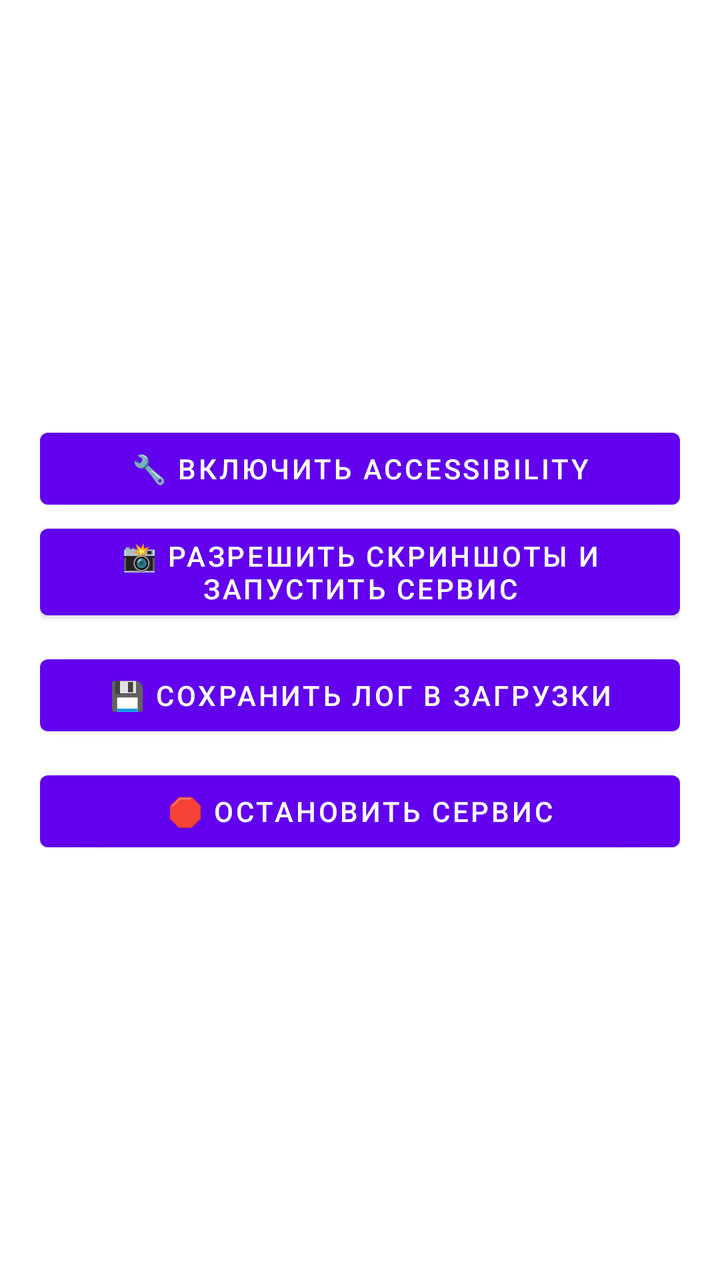
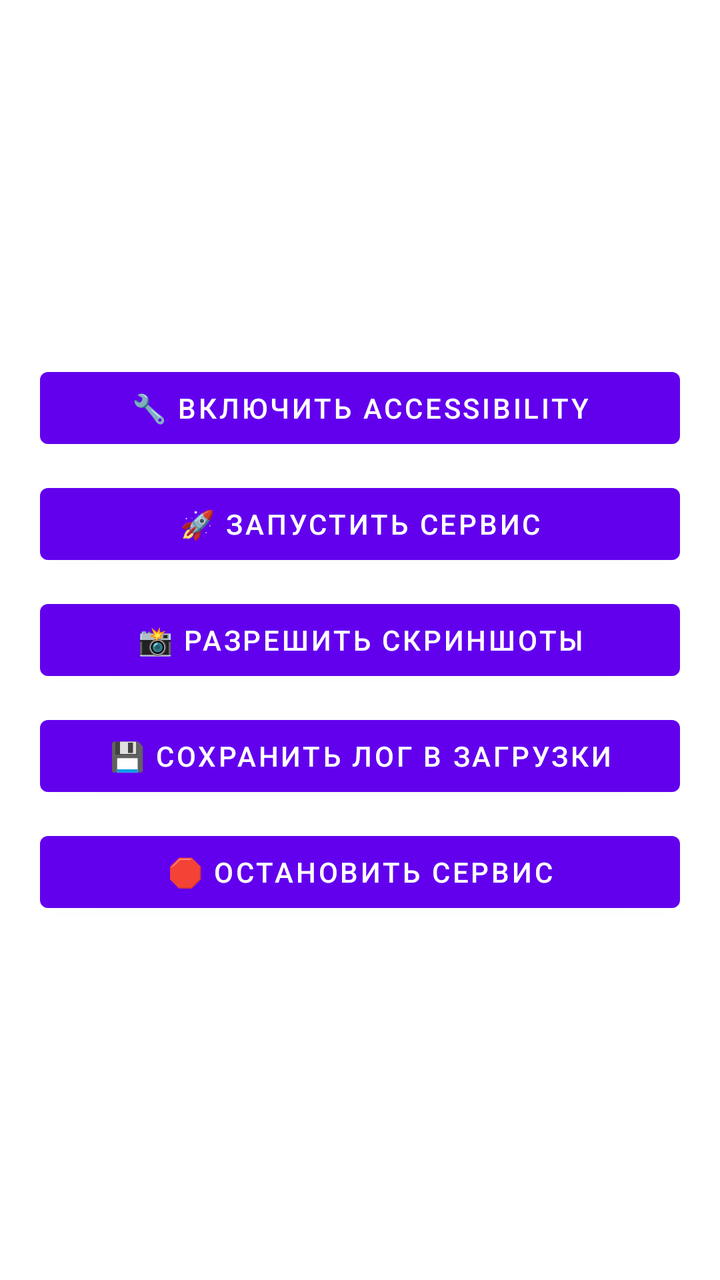

An Android layout rendered at two revisions. The XML below is the earlier revision; the diff shows what the commit changed to produce the second picture.
<!-- AndroidManifest.xml: fallback theme Theme.MaterialComponents.DayNight.NoActionBar -->
<!-- res/layout/activity_main.xml -->
<?xml version="1.0" encoding="utf-8"?>
<LinearLayout xmlns:android="http://schemas.android.com/apk/res/android"
    android:layout_width="match_parent"
    android:layout_height="match_parent"
    android:orientation="vertical"
    android:padding="20dp"
    android:gravity="center">

    <Button
        android:id="@+id/btnAccessibility"
        android:layout_width="match_parent"
        android:layout_height="wrap_content"
        android:text="🔧 Включить Accessibility" />

    <Button
        android:id="@+id/btnScreenshot"
        android:layout_width="match_parent"
        android:layout_height="wrap_content"
        android:text="📸 Разрешить скриншоты и запустить сервис" />

    <Button
        android:id="@+id/btnSaveLog"
        android:layout_width="match_parent"
        android:layout_height="wrap_content"
        android:text="💾 Сохранить лог в Загрузки"
        android:layout_marginTop="10dp" />

    <Button
        android:id="@+id/btnStop"
        android:layout_width="match_parent"
        android:layout_height="wrap_content"
        android:text="🛑 Остановить сервис"
        android:layout_marginTop="10dp" />
</LinearLayout>
<!-- resources referenced by this layout -->
<resources>

</resources>

<!-- the commit's change to res/layout/activity_main.xml (unified diff, before → after) -->
@@ -13,10 +13,18 @@
         android:text="🔧 Включить Accessibility" />
 
     <Button
+        android:id="@+id/btnStart"
+        android:layout_width="match_parent"
+        android:layout_height="wrap_content"
+        android:text="🚀 Запустить сервис"
+        android:layout_marginTop="10dp" />
+
+    <Button
         android:id="@+id/btnScreenshot"
         android:layout_width="match_parent"
         android:layout_height="wrap_content"
-        android:text="📸 Разрешить скриншоты и запустить сервис" />
+        android:text="📸 Разрешить скриншоты"
+        android:layout_marginTop="10dp" />
 
     <Button
         android:id="@+id/btnSaveLog"
